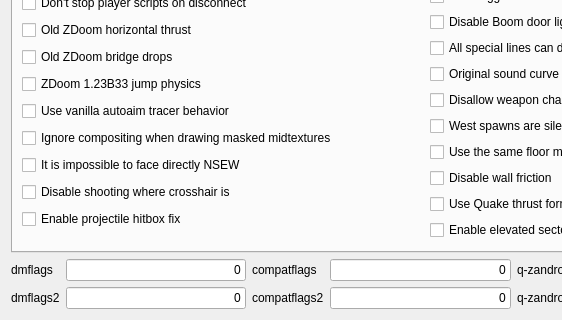
Qt form src/plugins/zandronumq/createserverdialogpages/flagspage.ui (DoomseekerTeam/Doomseeker) before a commit; both pictures show x 0 to 562 and y 216 to 536 of the 853 by 536 pixel window.
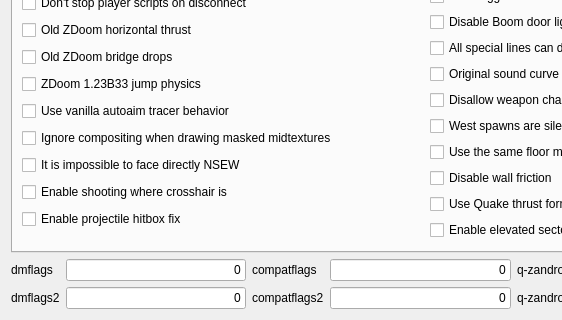
The same form after that commit. The open tabs and pages were chosen to show the change. Custom widgets are drawn as their Qt base class.

```diff
--- a/src/plugins/zandronumq/createserverdialogpages/flagspage.ui
+++ b/src/plugins/zandronumq/createserverdialogpages/flagspage.ui
@@ -1697,7 +1697,7 @@
               <string>&lt;html&gt;&lt;head/&gt;&lt;body&gt;&lt;p&gt;Bring back vanilla ZDoom shooting below the crosshair.&lt;/p&gt;&lt;/body&gt;&lt;/html&gt;</string>
              </property>
              <property name="text">
-              <string>Disable shooting where crosshair is</string>
+              <string>Enable shooting where crosshair is</string>
              </property>
             </widget>
            </item>
```
Left out of the diff: 8 changed lines with no effect on the pictures.
